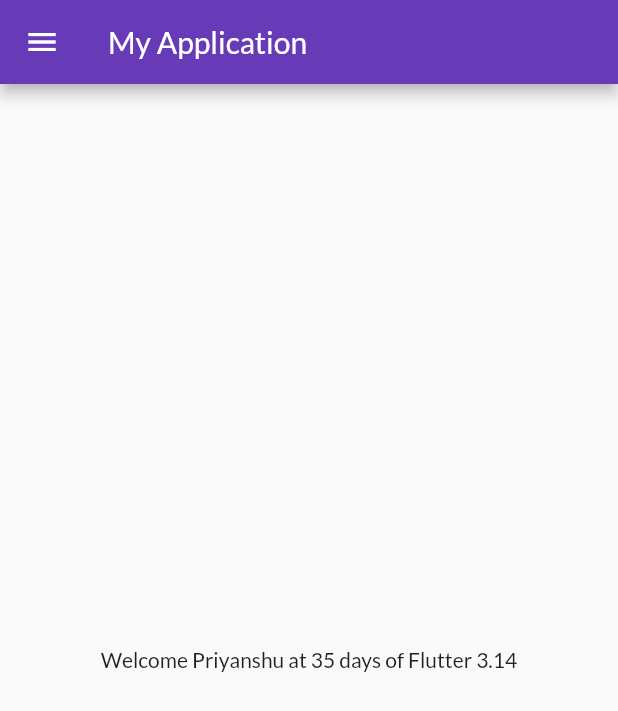
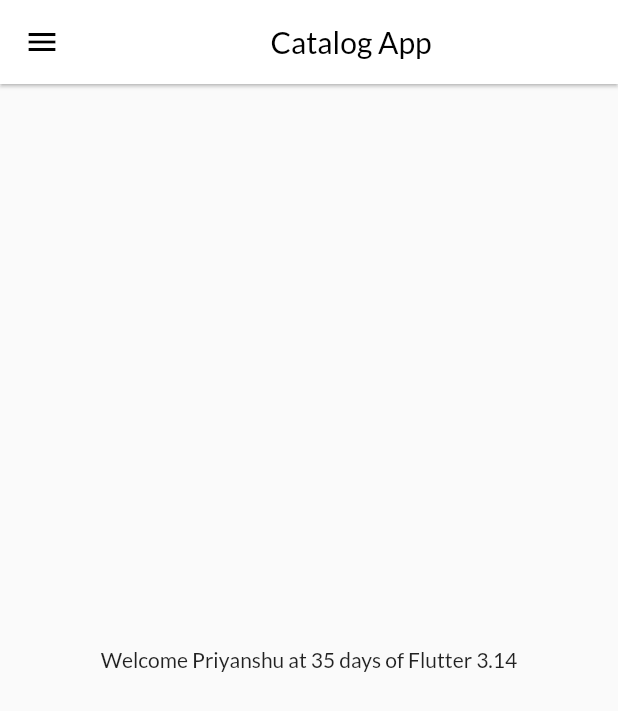
Before and after one commit to belwalpb/flutter-introduction, a Flutter app: the screen it shows after launch, on a phone screen of 412 x 824 dp. Shown: the top 711 px of the screen. Run offline on Flutter 3.47's test engine with Material 2 defaults, Android fonts, the phone set to English and light mode, and no system bars; our stand-ins replace google_fonts.

Commit message:
Day10 Completed

```diff
--- a/lib/pages/home_page.dart
+++ b/lib/pages/home_page.dart
@@ -12,7 +12,11 @@
   Widget build(BuildContext context) {
     return Scaffold(
       appBar: AppBar(
-        title: const Text("My Application"),
+        backgroundColor: Colors.white,
+        elevation: 1.0,
+        iconTheme: const IconThemeData(color: Colors.black),
+        title: const Center(
+            child: Text("Catalog App", style: TextStyle(color: Colors.black))),
       ),
       body: Center(child: Text("Welcome $name at $days days of Flutter $pi")),
       drawer: const ApplicationDrawer(),
```
